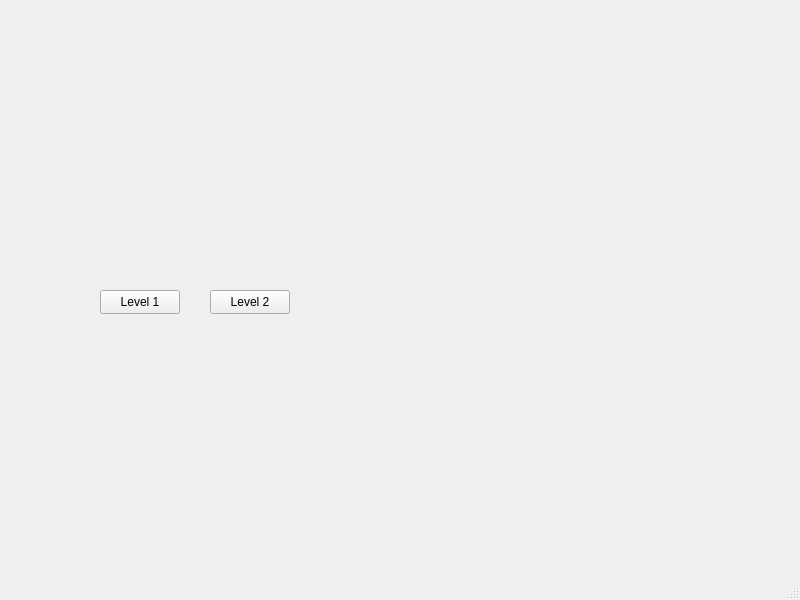
Before: the Qt Designer form mainwindow.ui in bobelmasry/GeometryDashQT, drawn with Qt 5.
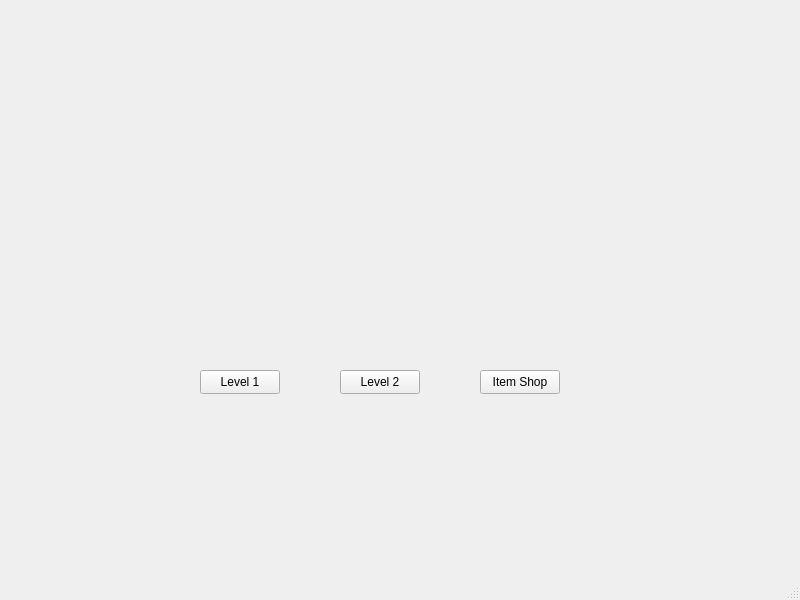
After: the same form once the commit is applied.

Commit message: created item shop window, improved main window

The edit to the form file:
```diff
--- a/mainwindow.ui
+++ b/mainwindow.ui
@@ -17,8 +17,8 @@
    <widget class="QPushButton" name="level1Button">
     <property name="geometry">
      <rect>
-      <x>100</x>
-      <y>290</y>
+      <x>200</x>
+      <y>370</y>
       <width>80</width>
       <height>24</height>
      </rect>
@@ -30,8 +30,8 @@
    <widget class="QPushButton" name="level2Button">
     <property name="geometry">
      <rect>
-      <x>210</x>
-      <y>290</y>
+      <x>340</x>
+      <y>370</y>
       <width>80</width>
       <height>24</height>
      </rect>
@@ -40,6 +40,19 @@
      <string>Level 2</string>
     </property>
    </widget>
+   <widget class="QPushButton" name="itemShopButton">
+    <property name="geometry">
+     <rect>
+      <x>480</x>
+      <y>370</y>
+      <width>80</width>
+      <height>24</height>
+     </rect>
+    </property>
+    <property name="text">
+     <string>Item Shop</string>
+    </property>
+   </widget>
   </widget>
   <widget class="QMenuBar" name="menubar">
    <property name="geometry">
```
The commit also changes 8 other files.
